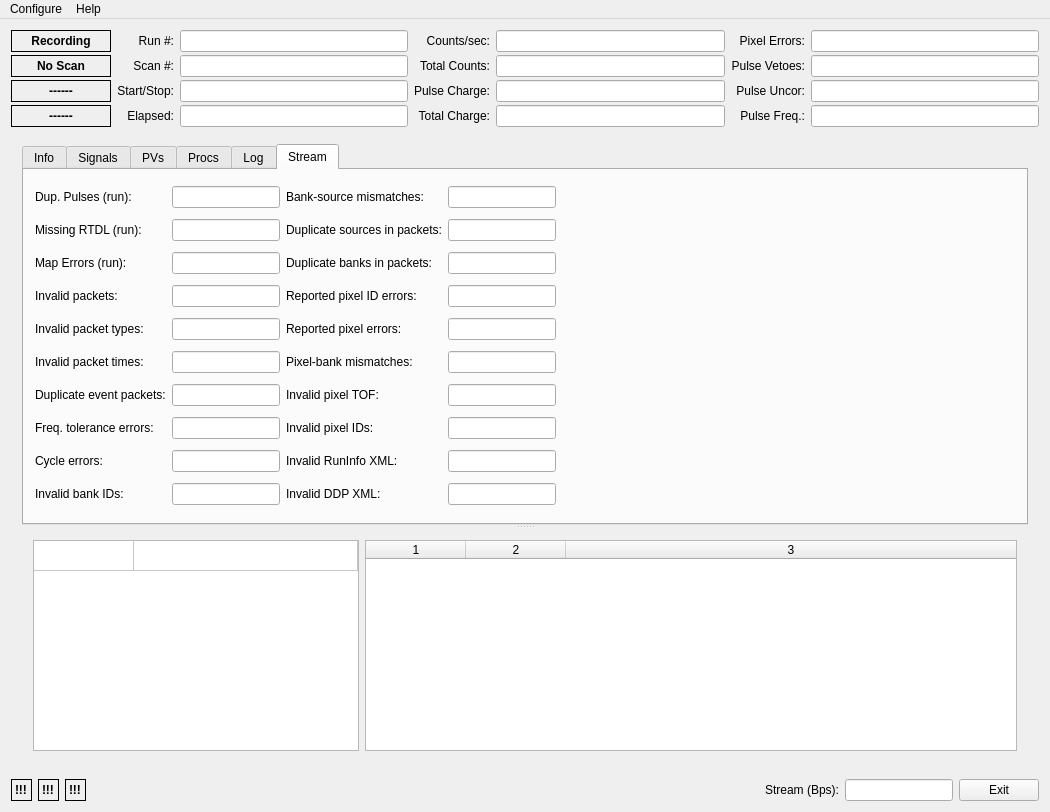
Above: dasmon/client/MainWindow.ui from ADARA-Neutrons/adara before the change. Below: the same form after it.
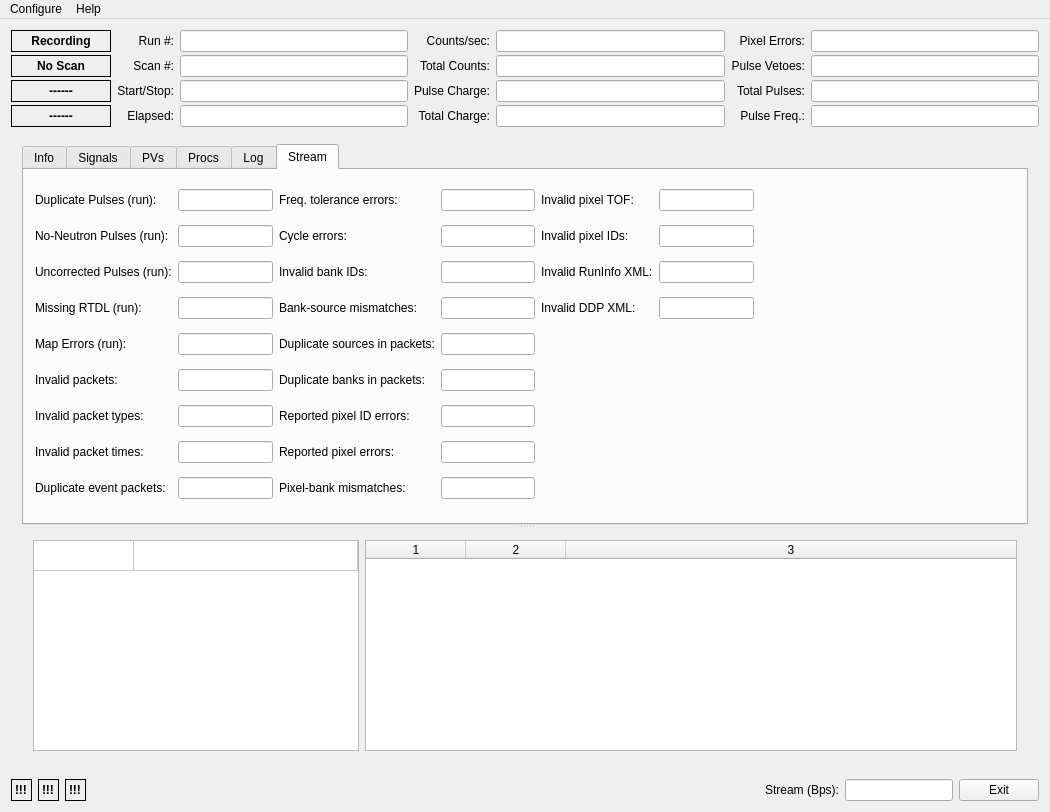
That is the form after the change.

Commit message: Re-Deranged Dasmon Client Stream Metrics Tab 	- Yet Again... ;-D 	- added 2 new Run Metrics: 		-> No-Neutron Pulse Counts 		-> Total Pulse Counts 	- swapped "Uncorrected Pulses" with "Total Pulses" on Top Grid 	- re-distributed various Stream Metrics 		-> cram "No-Neutron Pulses" & "Uncorrected Pulses" in Col 1 		-> instead of 2 columns 10 tall, do 3 columns 9 tall... 			=> more space for future expansion... ;-) 	- re-ordered widgets in file to keep things "in order" & together! 	- It Works! ;-D

Diff of the .ui file:
```diff
--- a/dasmon/client/MainWindow.ui
+++ b/dasmon/client/MainWindow.ui
@@ -145,9 +145,9 @@
          <number>3</number>
         </property>
         <item row="4" column="5">
-         <widget class="QLabel" name="label_48">
+         <widget class="QLabel" name="label_50">
           <property name="text">
-           <string>Pulse Uncor:</string>
+           <string>Total Pulses:</string>
           </property>
           <property name="alignment">
            <set>Qt::AlignRight|Qt::AlignTrailing|Qt::AlignVCenter</set>
@@ -307,7 +307,7 @@
          </widget>
         </item>
         <item row="4" column="6">
-         <widget class="QLineEdit" name="pulsePchgUncorLabel">
+         <widget class="QLineEdit" name="totalPulsesEdit">
           <property name="sizePolicy">
            <sizepolicy hsizetype="Minimum" vsizetype="Fixed">
             <horstretch>0</horstretch>
@@ -764,31 +764,18 @@
            <layout class="QHBoxLayout" name="horizontalLayout_5">
             <item>
              <layout class="QGridLayout" name="gridLayout_3">
-              <item row="0" column="1">
-               <widget class="QLineEdit" name="dupPulseLabel">
-                <property name="sizePolicy">
-                 <sizepolicy hsizetype="Expanding" vsizetype="Fixed">
-                  <horstretch>0</horstretch>
-                  <verstretch>0</verstretch>
-                 </sizepolicy>
-                </property>
-                <property name="readOnly">
-                 <bool>true</bool>
-                </property>
-               </widget>
-              </item>
               <item row="0" column="0">
                <widget class="QLabel" name="label_14">
                 <property name="text">
-                 <string>Dup. Pulses (run):</string>
+                 <string>Duplicate Pulses (run):</string>
                 </property>
                 <property name="alignment">
                  <set>Qt::AlignLeading|Qt::AlignLeft|Qt::AlignVCenter</set>
                 </property>
                </widget>
               </item>
-              <item row="1" column="1">
-               <widget class="QLineEdit" name="missRTDLLabel">
+              <item row="0" column="1">
+               <widget class="QLineEdit" name="dupPulseLabel">
                 <property name="sizePolicy">
                  <sizepolicy hsizetype="Expanding" vsizetype="Fixed">
                   <horstretch>0</horstretch>
@@ -801,6 +788,34 @@
                </widget>
               </item>
               <item row="1" column="0">
+               <widget class="QLabel" name="label_49">
+                <property name="text">
+                 <string>No-Neutron Pulses (run):</string>
+                </property>
+               </widget>
+              </item>
+              <item row="1" column="1">
+               <widget class="QLineEdit" name="noNeutronsEdit">
+                <property name="readOnly">
+                 <bool>true</bool>
+                </property>
+               </widget>
+              </item>
+              <item row="2" column="0">
+               <widget class="QLabel" name="label_48">
+                <property name="text">
+                 <string>Uncorrected Pulses (run):</string>
+                </property>
+               </widget>
+              </item>
+              <item row="2" column="1">
+               <widget class="QLineEdit" name="pulsePchgUncorLabel">
+                <property name="readOnly">
+                 <bool>true</bool>
+                </property>
+               </widget>
+              </item>
+              <item row="3" column="0">
                <widget class="QLabel" name="label_16">
                 <property name="text">
                  <string>Missing RTDL (run):</string>
@@ -810,261 +825,274 @@
                 </property>
                </widget>
               </item>
-              <item row="3" column="0">
+              <item row="3" column="1">
+               <widget class="QLineEdit" name="missRTDLLabel">
+                <property name="sizePolicy">
+                 <sizepolicy hsizetype="Expanding" vsizetype="Fixed">
+                  <horstretch>0</horstretch>
+                  <verstretch>0</verstretch>
+                 </sizepolicy>
+                </property>
+                <property name="readOnly">
+                 <bool>true</bool>
+                </property>
+               </widget>
+              </item>
+              <item row="4" column="0">
+               <widget class="QLabel" name="label_15">
+                <property name="text">
+                 <string>Map Errors (run):</string>
+                </property>
+                <property name="alignment">
+                 <set>Qt::AlignLeading|Qt::AlignLeft|Qt::AlignVCenter</set>
+                </property>
+               </widget>
+              </item>
+              <item row="4" column="1">
+               <widget class="QLineEdit" name="mapErrorLabel">
+                <property name="sizePolicy">
+                 <sizepolicy hsizetype="Expanding" vsizetype="Fixed">
+                  <horstretch>0</horstretch>
+                  <verstretch>0</verstretch>
+                 </sizepolicy>
+                </property>
+                <property name="readOnly">
+                 <bool>true</bool>
+                </property>
+               </widget>
+              </item>
+              <item row="5" column="0">
                <widget class="QLabel" name="label_20">
                 <property name="text">
                  <string>Invalid packets:</string>
                 </property>
                </widget>
               </item>
-              <item row="3" column="1">
+              <item row="5" column="1">
                <widget class="QLineEdit" name="invPktEdit">
                 <property name="readOnly">
                  <bool>true</bool>
                 </property>
                </widget>
               </item>
-              <item row="4" column="0">
+              <item row="6" column="0">
                <widget class="QLabel" name="label_22">
                 <property name="text">
                  <string>Invalid packet types:</string>
                 </property>
                </widget>
               </item>
-              <item row="4" column="1">
+              <item row="6" column="1">
                <widget class="QLineEdit" name="invPktTypeEdit">
                 <property name="readOnly">
                  <bool>true</bool>
                 </property>
                </widget>
               </item>
-              <item row="5" column="0">
+              <item row="7" column="0">
                <widget class="QLabel" name="label_33">
                 <property name="text">
                  <string>Invalid packet times:</string>
                 </property>
                </widget>
               </item>
-              <item row="5" column="1">
+              <item row="7" column="1">
                <widget class="QLineEdit" name="invPktTimeEdit">
                 <property name="readOnly">
                  <bool>true</bool>
                 </property>
                </widget>
               </item>
-              <item row="6" column="0">
+              <item row="8" column="0">
                <widget class="QLabel" name="label_34">
                 <property name="text">
                  <string>Duplicate event packets:</string>
                 </property>
                </widget>
               </item>
-              <item row="6" column="1">
-               <widget class="QLineEdit" name="dupEventPktEdit">
-                <property name="readOnly">
-                 <bool>true</bool>
-                </property>
-               </widget>
-              </item>
-              <item row="7" column="1">
-               <widget class="QLineEdit" name="freqTolEdit">
-                <property name="readOnly">
-                 <bool>true</bool>
-                </property>
-               </widget>
-              </item>
               <item row="8" column="1">
-               <widget class="QLineEdit" name="cycleErrEdit">
+               <widget class="QLineEdit" name="dupEventPktEdit">
                 <property name="readOnly">
                  <bool>true</bool>
                 </property>
                </widget>
               </item>
-              <item row="9" column="1">
-               <widget class="QLineEdit" name="invBankEdit">
-                <property name="readOnly">
-                 <bool>true</bool>
-                </property>
-               </widget>
-              </item>
-              <item row="9" column="0">
-               <widget class="QLabel" name="label_36">
-                <property name="text">
-                 <string>Invalid bank IDs:</string>
-                </property>
-               </widget>
-              </item>
-              <item row="8" column="0">
-               <widget class="QLabel" name="label_35">
-                <property name="text">
-                 <string>Cycle errors:</string>
-                </property>
-               </widget>
-              </item>
-              <item row="7" column="0">
+              <item row="0" column="2">
                <widget class="QLabel" name="label_47">
                 <property name="text">
                  <string>Freq. tolerance errors:</string>
                 </property>
                </widget>
               </item>
-              <item row="2" column="0">
-               <widget class="QLabel" name="label_15">
-                <property name="text">
-                 <string>Map Errors (run):</string>
-                </property>
-                <property name="alignment">
-                 <set>Qt::AlignLeading|Qt::AlignLeft|Qt::AlignVCenter</set>
-                </property>
-               </widget>
-              </item>
-              <item row="2" column="1">
-               <widget class="QLineEdit" name="mapErrorLabel">
-                <property name="sizePolicy">
-                 <sizepolicy hsizetype="Expanding" vsizetype="Fixed">
-                  <horstretch>0</horstretch>
-                  <verstretch>0</verstretch>
-                 </sizepolicy>
-                </property>
+              <item row="0" column="3">
+               <widget class="QLineEdit" name="freqTolEdit">
                 <property name="readOnly">
                  <bool>true</bool>
                 </property>
                </widget>
               </item>
               <item row="1" column="2">
-               <widget class="QLabel" name="label_38">
+               <widget class="QLabel" name="label_35">
                 <property name="text">
-                 <string>Duplicate sources in packets:</string>
+                 <string>Cycle errors:</string>
                 </property>
                </widget>
               </item>
               <item row="1" column="3">
-               <widget class="QLineEdit" name="dupSrcEdit">
+               <widget class="QLineEdit" name="cycleErrEdit">
                 <property name="readOnly">
                  <bool>true</bool>
                 </property>
                </widget>
               </item>
-              <item row="0" column="2">
+              <item row="2" column="2">
+               <widget class="QLabel" name="label_36">
+                <property name="text">
+                 <string>Invalid bank IDs:</string>
+                </property>
+               </widget>
+              </item>
+              <item row="2" column="3">
+               <widget class="QLineEdit" name="invBankEdit">
+                <property name="readOnly">
+                 <bool>true</bool>
+                </property>
+               </widget>
+              </item>
+              <item row="3" column="2">
                <widget class="QLabel" name="label_37">
                 <property name="text">
                  <string>Bank-source mismatches:</string>
                 </property>
                </widget>
               </item>
-              <item row="0" column="3">
+              <item row="3" column="3">
                <widget class="QLineEdit" name="bankSrcMisEdit">
                 <property name="readOnly">
                  <bool>true</bool>
                 </property>
                </widget>
               </item>
-              <item row="2" column="2">
+              <item row="4" column="2">
+               <widget class="QLabel" name="label_38">
+                <property name="text">
+                 <string>Duplicate sources in packets:</string>
+                </property>
+               </widget>
+              </item>
+              <item row="4" column="3">
+               <widget class="QLineEdit" name="dupSrcEdit">
+                <property name="readOnly">
+                 <bool>true</bool>
+                </property>
+               </widget>
+              </item>
+              <item row="5" column="2">
                <widget class="QLabel" name="label_39">
                 <property name="text">
                  <string>Duplicate banks in packets:</string>
                 </property>
                </widget>
               </item>
-              <item row="3" column="2">
+              <item row="5" column="3">
+               <widget class="QLineEdit" name="dupBankEdit">
+                <property name="readOnly">
+                 <bool>true</bool>
+                </property>
+               </widget>
+              </item>
+              <item row="6" column="2">
                <widget class="QLabel" name="label_40">
                 <property name="text">
                  <string>Reported pixel ID errors:</string>
                 </property>
                </widget>
               </item>
-              <item row="4" column="2">
+              <item row="6" column="3">
+               <widget class="QLineEdit" name="repPixMapEdit">
+                <property name="readOnly">
+                 <bool>true</bool>
+                </property>
+               </widget>
+              </item>
+              <item row="7" column="2">
                <widget class="QLabel" name="label_41">
                 <property name="text">
                  <string>Reported pixel errors:</string>
                 </property>
                </widget>
               </item>
-              <item row="5" column="2">
+              <item row="7" column="3">
+               <widget class="QLineEdit" name="repPixErrEdit">
+                <property name="readOnly">
+                 <bool>true</bool>
+                </property>
+               </widget>
+              </item>
+              <item row="8" column="2">
                <widget class="QLabel" name="label_42">
                 <property name="text">
                  <string>Pixel-bank mismatches:</string>
                 </property>
                </widget>
               </item>
-              <item row="6" column="2">
+              <item row="8" column="3">
+               <widget class="QLineEdit" name="pixBankMisEdit">
+                <property name="readOnly">
+                 <bool>true</bool>
+                </property>
+               </widget>
+              </item>
+              <item row="0" column="4">
                <widget class="QLabel" name="label_43">
                 <property name="text">
                  <string>Invalid pixel TOF:</string>
                 </property>
                </widget>
               </item>
-              <item row="7" column="2">
+              <item row="0" column="5">
+               <widget class="QLineEdit" name="invTofEdit">
+                <property name="readOnly">
+                 <bool>true</bool>
+                </property>
+               </widget>
+              </item>
+              <item row="1" column="4">
                <widget class="QLabel" name="label_44">
                 <property name="text">
                  <string>Invalid pixel IDs:</string>
                 </property>
                </widget>
               </item>
-              <item row="8" column="2">
+              <item row="1" column="5">
+               <widget class="QLineEdit" name="invPixEdit">
+                <property name="readOnly">
+                 <bool>true</bool>
+                </property>
+               </widget>
+              </item>
+              <item row="2" column="4">
                <widget class="QLabel" name="label_45">
                 <property name="text">
                  <string>Invalid RunInfo XML:</string>
                 </property>
                </widget>
               </item>
-              <item row="9" column="2">
+              <item row="2" column="5">
+               <widget class="QLineEdit" name="invRunXMLEdit">
+                <property name="readOnly">
+                 <bool>true</bool>
+                </property>
+               </widget>
+              </item>
+              <item row="3" column="4">
                <widget class="QLabel" name="label_46">
                 <property name="text">
                  <string>Invalid DDP XML:</string>
                 </property>
                </widget>
               </item>
-              <item row="2" column="3">
-               <widget class="QLineEdit" name="dupBankEdit">
-                <property name="readOnly">
-                 <bool>true</bool>
-                </property>
-               </widget>
-              </item>
-              <item row="3" column="3">
-               <widget class="QLineEdit" name="repPixMapEdit">
-                <property name="readOnly">
-                 <bool>true</bool>
-                </property>
-               </widget>
-              </item>
-              <item row="4" column="3">
-               <widget class="QLineEdit" name="repPixErrEdit">
-                <property name="readOnly">
-                 <bool>true</bool>
-                </property>
-               </widget>
-              </item>
-              <item row="5" column="3">
-               <widget class="QLineEdit" name="pixBankMisEdit">
-                <property name="readOnly">
-                 <bool>true</bool>
-                </property>
-               </widget>
-              </item>
-              <item row="6" column="3">
-               <widget class="QLineEdit" name="invTofEdit">
-                <property name="readOnly">
-                 <bool>true</bool>
-                </property>
-               </widget>
-              </item>
-              <item row="7" column="3">
-               <widget class="QLineEdit" name="invPixEdit">
-                <property name="readOnly">
-                 <bool>true</bool>
-                </property>
-               </widget>
-              </item>
-              <item row="8" column="3">
-               <widget class="QLineEdit" name="invRunXMLEdit">
-                <property name="readOnly">
-                 <bool>true</bool>
-                </property>
-               </widget>
-              </item>
-              <item row="9" column="3">
+              <item row="3" column="5">
                <widget class="QLineEdit" name="invDDPXMLEdit">
                 <property name="readOnly">
                  <bool>true</bool>
```
